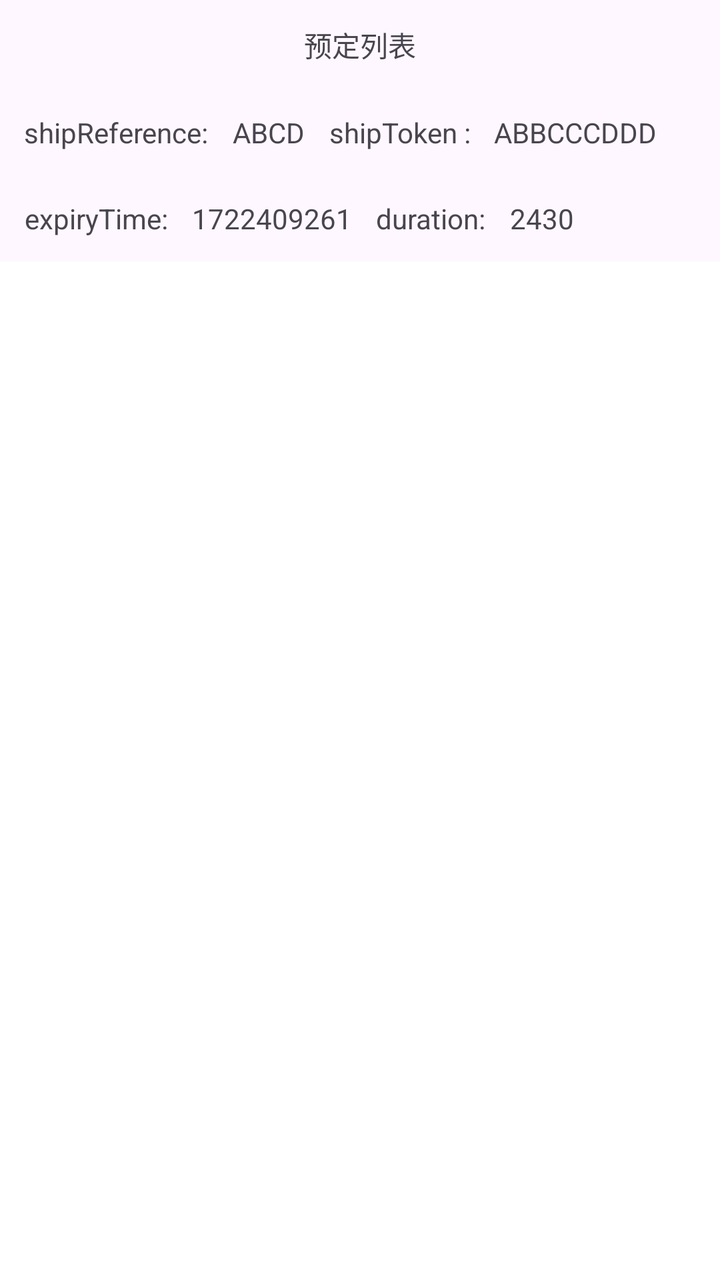
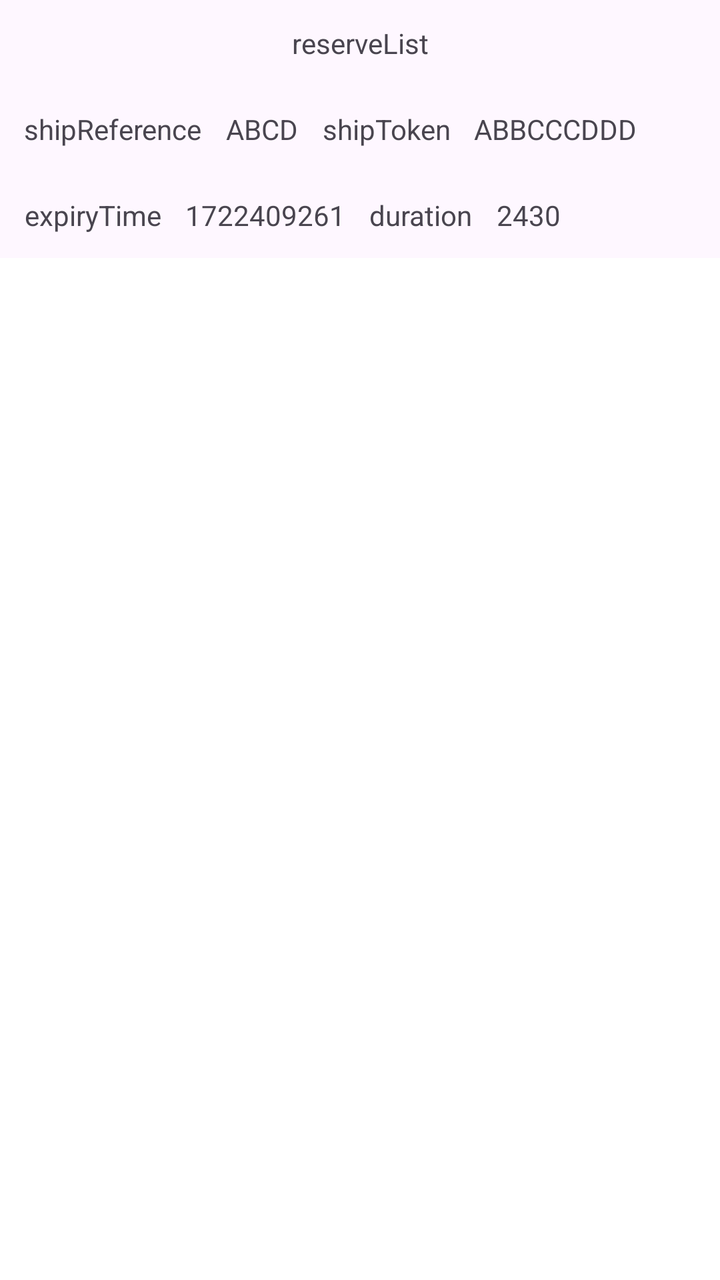

Before-and-after screenshots of an Android layout around one commit, followed by the original layout XML and the change that was made.
<!-- AndroidManifest.xml: application theme Theme.MobileTest -->
<!-- res/layout/activity_booking_list.xml -->
<?xml version="1.0" encoding="utf-8"?>
<layout xmlns:android="http://schemas.android.com/apk/res/android"
    xmlns:app="http://schemas.android.com/apk/res-auto">

    <LinearLayout
        android:layout_width="match_parent"
        android:layout_height="match_parent"
        android:orientation="vertical">

        <TextView
            android:id="@+id/tv_booking_list_title"
            android:layout_width="match_parent"
            android:layout_height="wrap_content"
            android:gravity="center"
            android:padding="12dp"
            android:text="预定列表"
            app:layout_constraintLeft_toLeftOf="parent"
            app:layout_constraintRight_toRightOf="parent"
            app:layout_constraintTop_toTopOf="parent" />


        <LinearLayout
            android:layout_width="match_parent"
            android:layout_height="wrap_content"
            android:orientation="horizontal">

            <TextView
                android:layout_width="wrap_content"
                android:layout_height="wrap_content"
                android:gravity="center"
                android:padding="12dp"
                android:text="shipReference:" />

            <TextView
                android:id="@+id/tv_booking_list_shipReference"
                android:layout_width="wrap_content"
                android:layout_height="wrap_content"
                android:gravity="center"
                android:text="ABCD" />

            <TextView
                android:layout_width="wrap_content"
                android:layout_height="wrap_content"
                android:gravity="center"
                android:padding="12dp"
                android:text="shipToken :" />

            <TextView
                android:layout_width="wrap_content"
                android:layout_height="wrap_content"
                android:gravity="center"
                android:text="ABBCCCDDD" />

        </LinearLayout>

        <LinearLayout
            android:layout_width="wrap_content"
            android:layout_height="wrap_content"
            android:orientation="horizontal">

            <TextView
                android:layout_width="wrap_content"
                android:layout_height="wrap_content"
                android:gravity="center"
                android:padding="12dp"
                android:text="expiryTime:" />

            <TextView
                android:id="@+id/tv_booking_list_expiryTime"
                android:layout_width="wrap_content"
                android:layout_height="wrap_content"
                android:gravity="center"
                android:text="1722409261" />

            <TextView
                android:layout_width="wrap_content"
                android:layout_height="wrap_content"
                android:gravity="center"
                android:padding="12dp"
                android:text="duration:" />

            <TextView
                android:id="@+id/tv_booking_list_duration"
                android:layout_width="wrap_content"
                android:layout_height="wrap_content"
                android:text="2430" />

        </LinearLayout>

        <androidx.recyclerview.widget.RecyclerView
            android:id="@+id/recycler_view_booking"
            android:layout_width="match_parent"
            android:layout_height="match_parent"
            android:background="@color/design_default_color_background" />
    </LinearLayout>

</layout>
<!-- resources referenced by this layout -->
<resources>
  <style name="Theme.MobileTest" parent="Base.Theme.MobileTest" />
  <style name="Base.Theme.MobileTest" parent="Theme.Material3.DayNight.NoActionBar">
          
          
      </style>
</resources>

<!-- the commit's change to res/layout/activity_booking_list.xml (unified diff, before → after) -->
@@ -12,8 +12,8 @@
             android:layout_width="match_parent"
             android:layout_height="wrap_content"
             android:gravity="center"
-            android:padding="12dp"
-            android:text="预定列表"
+            android:padding="@dimen/dp12"
+            android:text="@string/reserve_list"
             app:layout_constraintLeft_toLeftOf="parent"
             app:layout_constraintRight_toRightOf="parent"
             app:layout_constraintTop_toTopOf="parent" />
@@ -28,8 +28,8 @@
                 android:layout_width="wrap_content"
                 android:layout_height="wrap_content"
                 android:gravity="center"
-                android:padding="12dp"
-                android:text="shipReference:" />
+                android:padding="@dimen/dp12"
+                android:text="@string/ship_reference" />
 
             <TextView
                 android:id="@+id/tv_booking_list_shipReference"
@@ -42,10 +42,11 @@
                 android:layout_width="wrap_content"
                 android:layout_height="wrap_content"
                 android:gravity="center"
-                android:padding="12dp"
-                android:text="shipToken :" />
+                android:padding="@dimen/dp12"
+                android:text="@string/ship_token" />
 
             <TextView
+                android:id="@+id/tv_booking_list_shipToken"
                 android:layout_width="wrap_content"
                 android:layout_height="wrap_content"
                 android:gravity="center"
@@ -62,8 +63,8 @@
                 android:layout_width="wrap_content"
                 android:layout_height="wrap_content"
                 android:gravity="center"
-                android:padding="12dp"
-                android:text="expiryTime:" />
+                android:padding="@dimen/dp12"
+                android:text="@string/expiry_time" />
 
             <TextView
                 android:id="@+id/tv_booking_list_expiryTime"
@@ -76,8 +77,8 @@
                 android:layout_width="wrap_content"
                 android:layout_height="wrap_content"
                 android:gravity="center"
-                android:padding="12dp"
-                android:text="duration:" />
+                android:padding="@dimen/dp12"
+                android:text="@string/duration" />
 
             <TextView
                 android:id="@+id/tv_booking_list_duration"
<!-- resource entries referenced after the edit -->
@@ -1,5 +1,11 @@
 <!-- resources referenced by this layout -->
 <resources>
+  <dimen name="dp12">12dp</dimen>
+  <string name="duration">duration</string>
+  <string name="expiry_time">expiryTime</string>
+  <string name="reserve_list">reserveList</string>
+  <string name="ship_reference">shipReference</string>
+  <string name="ship_token">shipToken</string>
   <style name="Theme.MobileTest" parent="Base.Theme.MobileTest" />
   <style name="Base.Theme.MobileTest" parent="Theme.Material3.DayNight.NoActionBar">
           
